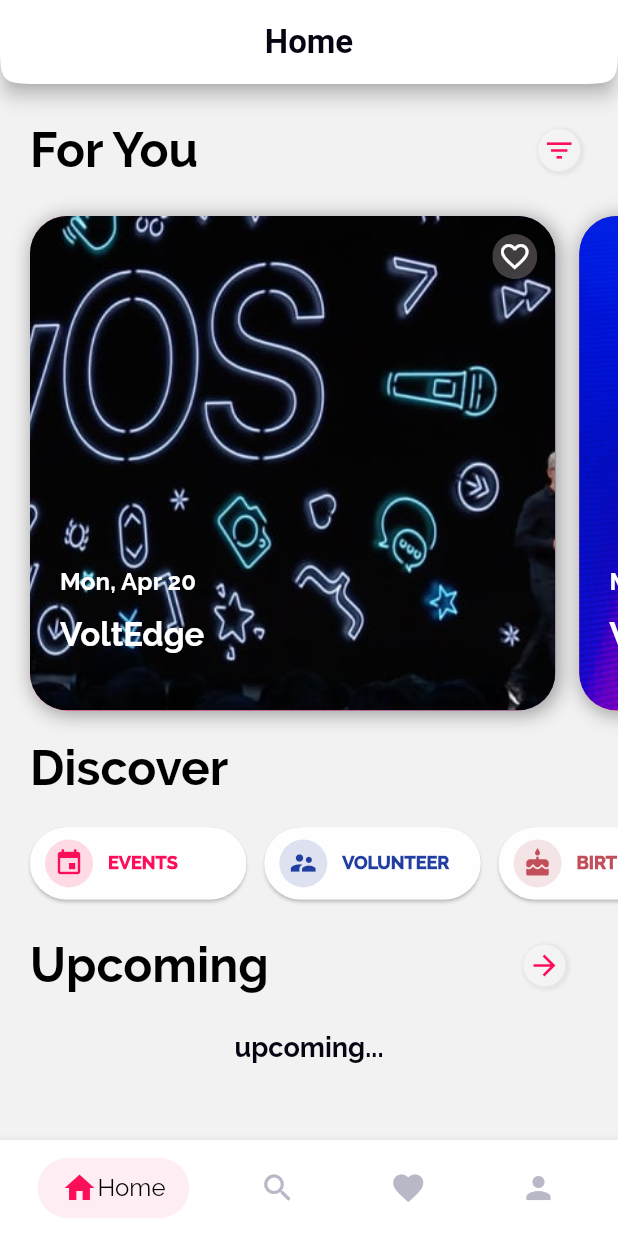
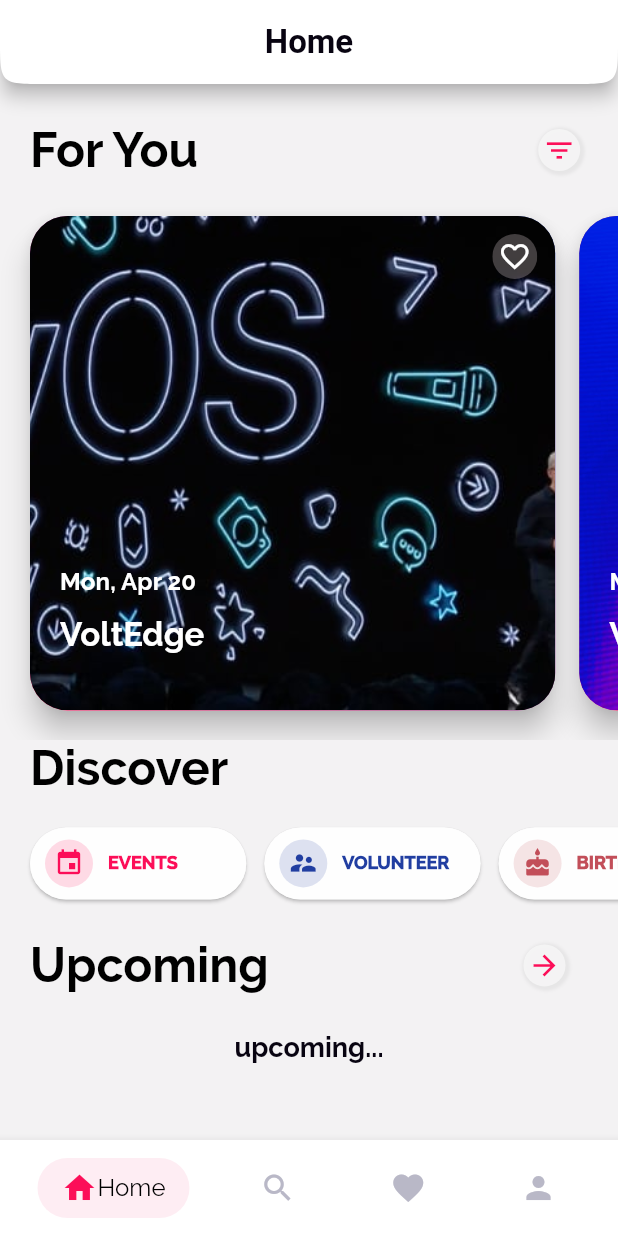
Before and after one commit to RahulNagaraj/tech_hub_ui, a Flutter app: the screen it shows after launch, on a phone screen of 412 x 824 dp. Run offline on Flutter 3.47's test engine with Material 2 defaults, Android fonts, the phone set to English and light mode, and no system bars; our stand-ins replace palette_generator.

Commit message:
add elevation to event card

```diff
--- a/lib/widgets/event_card.dart
+++ b/lib/widgets/event_card.dart
@@ -29,6 +29,9 @@ class EventCard extends StatelessWidget {
         );
       },
       splashColor: Colors.transparent,
+      child: Material(
+        elevation: 8.0,
+        borderRadius: BorderRadius.circular(25.0),
         child: Container(
           width: deviceWidth * 0.85,
           height: deviceHeight * 0.40,
@@ -39,14 +42,6 @@ class EventCard extends StatelessWidget {
               image: new AssetImage(event.image),
               fit: BoxFit.cover,
             ),
-          boxShadow: [
-            BoxShadow(
-              color: Colors.grey,
-              offset: Offset(2.0, 2.0),
-              blurRadius: 10.0,
-              spreadRadius: 1.0,
-            ),
-          ],
             color: darkBlueColor,
           ),
           child: Stack(
@@ -85,7 +80,8 @@ class EventCard extends StatelessWidget {
                   padding: const EdgeInsets.all(12.0),
                   child: ClipOval(
                     child: Material(
-                    color: Color(0xFFFEEDF3).withOpacity(0.25), // button color
+                      color:
+                          Color(0xFFFEEDF3).withOpacity(0.25), // button color
                       child: InkWell(
                         splashColor: Colors.transparent, // inkwell color
                         child: SizedBox(
@@ -106,6 +102,7 @@ class EventCard extends StatelessWidget {
             ],
           ),
         ),
+      ),
     );
   }
 }
```
Lines whose indentation alone changed are shown as unchanged.
